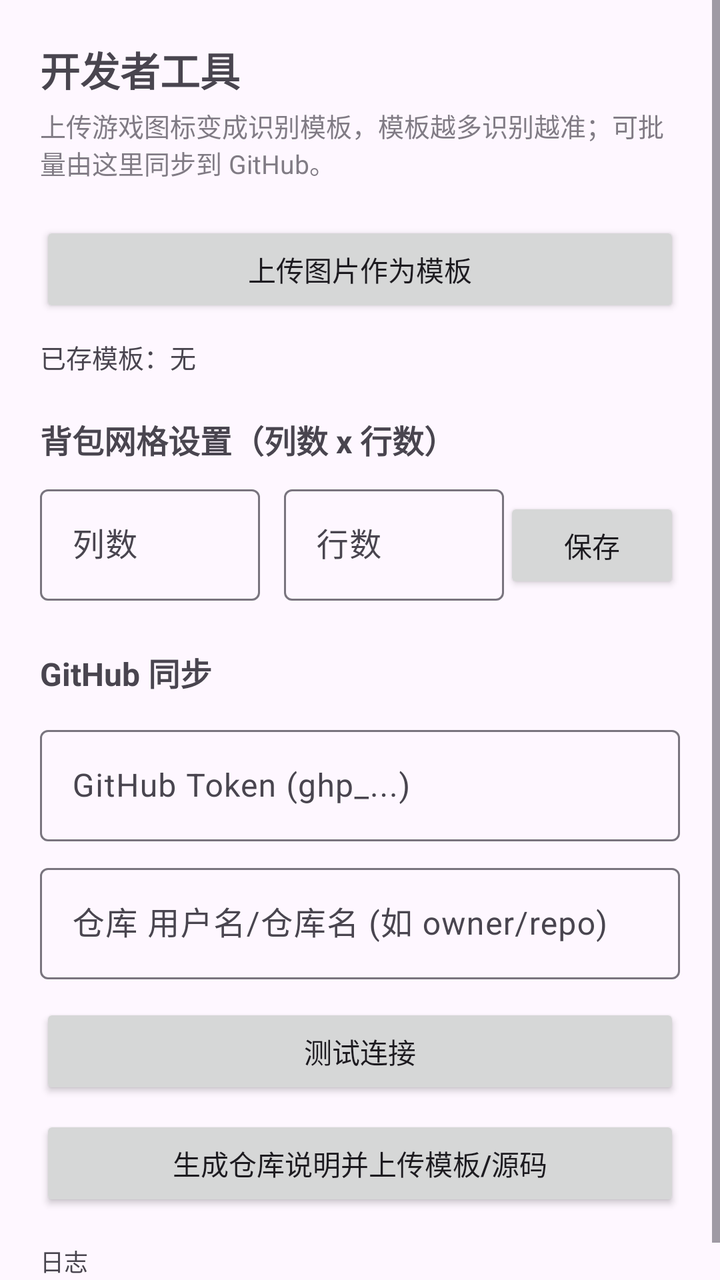
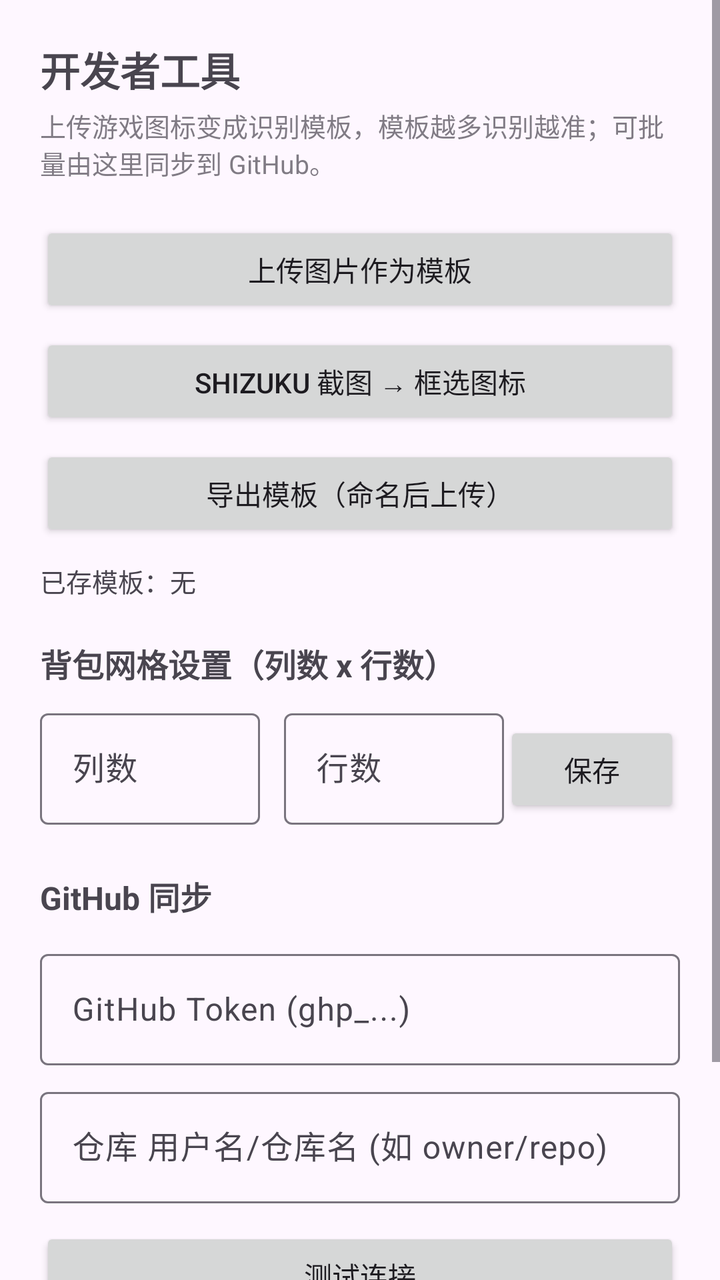

Screens rendered from an Android XML layout before and after an edit, with the pre-edit source and the edit as a unified diff.
<!-- AndroidManifest.xml: application theme Theme.LostPacker -->
<!-- res/layout/activity_dev_tools.xml -->
<?xml version="1.0" encoding="utf-8"?>
<ScrollView xmlns:android="http://schemas.android.com/apk/res/android"
    android:layout_width="match_parent"
    android:layout_height="match_parent">

    <LinearLayout
        android:layout_width="match_parent"
        android:layout_height="wrap_content"
        android:orientation="vertical"
        android:padding="20dp">

        <TextView
            android:layout_width="wrap_content"
            android:layout_height="wrap_content"
            android:text="开发者工具"
            android:textSize="20sp"
            android:textStyle="bold" />

        <TextView
            android:layout_width="match_parent"
            android:layout_height="wrap_content"
            android:layout_marginTop="4dp"
            android:text="上传游戏图标变成识别模板，模板越多识别越准；可批量由这里同步到 GitHub。"
            android:textSize="13sp"
            android:alpha="0.7" />

        <Button
            android:id="@+id/btnPickImage"
            android:layout_width="match_parent"
            android:layout_height="wrap_content"
            android:layout_marginTop="20dp"
            android:text="上传图片作为模板" />

        <TextView
            android:id="@+id/tvTemplates"
            android:layout_width="match_parent"
            android:layout_height="wrap_content"
            android:layout_marginTop="10dp"
            android:text="已存模板：无"
            android:textSize="13sp" />

        <TextView
            android:layout_width="wrap_content"
            android:layout_height="wrap_content"
            android:layout_marginTop="20dp"
            android:text="背包网格设置（列数 x 行数）"
            android:textSize="16sp"
            android:textStyle="bold" />

        <LinearLayout
            android:layout_width="match_parent"
            android:layout_height="wrap_content"
            android:layout_marginTop="8dp"
            android:orientation="horizontal">

            <com.google.android.material.textfield.TextInputLayout
                android:layout_width="0dp"
                android:layout_weight="1"
                android:layout_height="wrap_content"
                android:hint="列数">

                <com.google.android.material.textfield.TextInputEditText
                    android:id="@+id/etCols"
                    android:layout_width="match_parent"
                    android:layout_height="wrap_content"
                    android:inputType="number" />
            </com.google.android.material.textfield.TextInputLayout>

            <com.google.android.material.textfield.TextInputLayout
                android:layout_width="0dp"
                android:layout_weight="1"
                android:layout_height="wrap_content"
                android:layout_marginStart="12dp"
                android:hint="行数">

                <com.google.android.material.textfield.TextInputEditText
                    android:id="@+id/etRows"
                    android:layout_width="match_parent"
                    android:layout_height="wrap_content"
                    android:inputType="number" />
            </com.google.android.material.textfield.TextInputLayout>

            <Button
                android:id="@+id/btnSaveGrid"
                android:layout_width="wrap_content"
                android:layout_height="wrap_content"
                android:text="保存" />
        </LinearLayout>

        <View style="@android:style/Widget.Material.Button.Borderless.Small" />

        <TextView
            android:layout_width="wrap_content"
            android:layout_height="wrap_content"
            android:layout_marginTop="24dp"
            android:text="GitHub 同步"
            android:textSize="16sp"
            android:textStyle="bold" />

        <com.google.android.material.textfield.TextInputLayout
            android:layout_width="match_parent"
            android:layout_height="wrap_content"
            android:layout_marginTop="12dp"
            android:hint="GitHub Token (ghp_...)">

            <com.google.android.material.textfield.TextInputEditText
                android:id="@+id/etToken"
                android:layout_width="match_parent"
                android:layout_height="wrap_content"
                android:inputType="textPassword" />
        </com.google.android.material.textfield.TextInputLayout>

        <com.google.android.material.textfield.TextInputLayout
            android:layout_width="match_parent"
            android:layout_height="wrap_content"
            android:layout_marginTop="8dp"
            android:hint="仓库 用户名/仓库名 (如 owner/repo)">

            <com.google.android.material.textfield.TextInputEditText
                android:id="@+id/etRepo"
                android:layout_width="match_parent"
                android:layout_height="wrap_content"
                android:inputType="text" />
        </com.google.android.material.textfield.TextInputLayout>

        <Button
            android:id="@+id/btnTestGithub"
            android:layout_width="match_parent"
            android:layout_height="wrap_content"
            android:layout_marginTop="12dp"
            android:text="测试连接" />

        <Button
            android:id="@+id/btnGenAndUpload"
            android:layout_width="match_parent"
            android:layout_height="wrap_content"
            android:layout_marginTop="8dp"
            android:text="生成仓库说明并上传模板/源码" />

        <TextView
            android:id="@+id/tvDevLog"
            android:layout_width="match_parent"
            android:layout_height="wrap_content"
            android:layout_marginTop="16dp"
            android:fontFamily="monospace"
            android:textSize="12sp"
            android:text="日志" />
    </LinearLayout>
</ScrollView>
<!-- resources referenced by this layout -->
<resources>
  <style name="Theme.LostPacker" parent="Theme.Material3.DayNight.NoActionBar" />
</resources>

<!-- the commit's change to res/layout/activity_dev_tools.xml (unified diff, before → after) -->
@@ -30,6 +30,20 @@
             android:layout_height="wrap_content"
             android:layout_marginTop="20dp"
             android:text="上传图片作为模板" />
+
+        <Button
+            android:id="@+id/btnCaptureCrop"
+            android:layout_width="match_parent"
+            android:layout_height="wrap_content"
+            android:layout_marginTop="8dp"
+            android:text="Shizuku 截图 → 框选图标" />
+
+        <Button
+            android:id="@+id/btnExport"
+            android:layout_width="match_parent"
+            android:layout_height="wrap_content"
+            android:layout_marginTop="8dp"
+            android:text="导出模板（命名后上传）" />
 
         <TextView
             android:id="@+id/tvTemplates"
